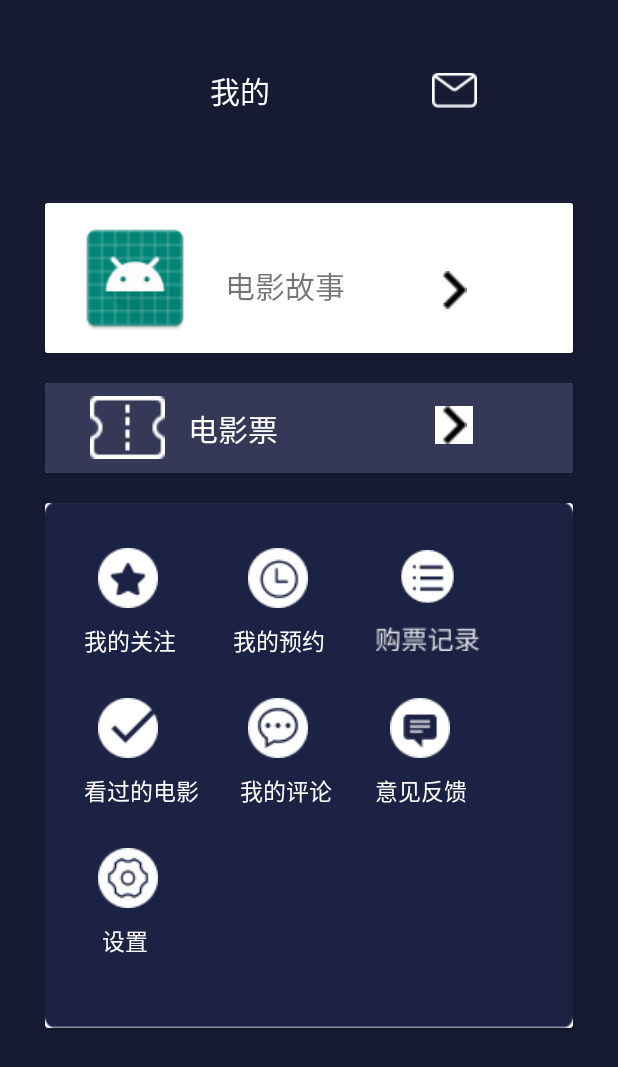
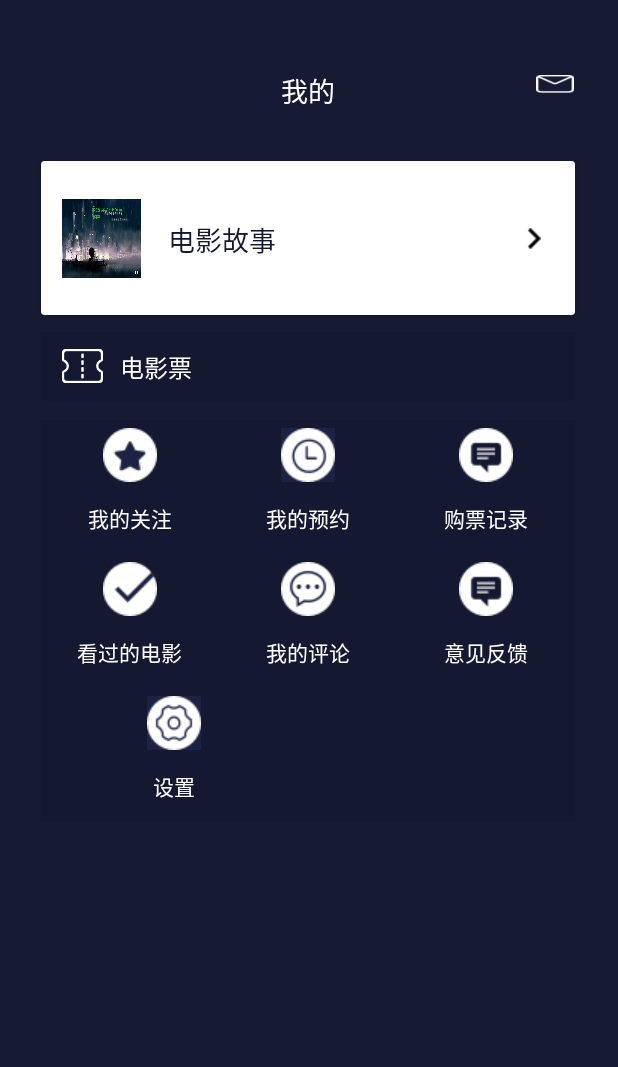
Before and after one commit to yangjingyuy/Dimensionsofthefilm, an Android app: the fragment MyFragment shown on its own in the app's theme, on a phone screen of 412 x 824 dp. Shown: the top 1067 px of the screen. Run offline under Robolectric (Android 15) with nearby library versions, the phone set to English and light mode, and no system bars; our stand-ins replace ButterKnife; network calls fail.

Commit message:
布局ui

```diff
--- a/app/src/main/java/com/bawei/dimensionsofthefilm/fragment/MyFragment.java
+++ b/app/src/main/java/com/bawei/dimensionsofthefilm/fragment/MyFragment.java
@@ -2,6 +2,8 @@ package com.bawei.dimensionsofthefilm.fragment;
 
 
 import android.content.Intent;
+import android.os.Bundle;
+import android.support.v7.widget.CardView;
 import android.view.LayoutInflater;
 import android.view.View;
 import android.view.ViewGroup;
@@ -21,6 +23,7 @@ import com.bawei.dimensionsofthefilm.view.YijActivity;
 import com.bawei.dimensionsofthefilm.view.YuyueActivity;
 
 import butterknife.BindView;
+import butterknife.ButterKnife;
 import butterknife.OnClick;
 import butterknife.Unbinder;
 
@@ -53,6 +56,9 @@ public class MyFragment extends BaseFragmente {
     @BindView(R.id.denglu)
     ImageView denglu;
     Unbinder unbinder2;
+    @BindView(R.id.denglu1)
+    CardView denglu1;
+    Unbinder unbinder3;
     private View view;
     private RelativeLayout relativeLayout;
     private Intent intent7;
@@ -61,6 +67,7 @@ public class MyFragment extends BaseFragmente {
     @Override
     public View getLayoutID(LayoutInflater inflater, ViewGroup container) {
         view = inflater.inflate(R.layout.my_layout, null, false);
+
         return view;
 
 
@@ -74,7 +81,7 @@ public class MyFragment extends BaseFragmente {
     }
 
 
-    @OnClick({R.id.gz, R.id.yuyue, R.id.goupiao, R.id.kanguo, R.id.pinglun, R.id.yij, R.id.shezhi,R.id.denglu})
+    @OnClick({R.id.gz, R.id.yuyue, R.id.goupiao, R.id.kanguo, R.id.pinglun, R.id.yij, R.id.shezhi, R.id.denglu,R.id.denglu1})
     public void onClick(View view) {
         switch (view.getId()) {
             case R.id.gz:
@@ -116,15 +123,30 @@ public class MyFragment extends BaseFragmente {
                 break;
 
             case R.id.denglu:
-               Intent  intent7 = new Intent(getContext(), DengluActivity.class);
+                Intent intent7 = new Intent(getContext(), DengluActivity.class);
                 startActivity(intent7);
                 break;
+            case R.id.denglu1:
+                Intent intent8 = new Intent(getContext(), DengluActivity.class);
+                startActivity(intent8);
 
+                break;
 
         }
     }
 
 
+    @Override
+    public View onCreateView(LayoutInflater inflater, ViewGroup container, Bundle savedInstanceState) {
+        // TODO: inflate a fragment view
+        View rootView = super.onCreateView(inflater, container, savedInstanceState);
+        unbinder3 = ButterKnife.bind(this, rootView);
+        return rootView;
+    }
 
-
+    @Override
+    public void onDestroyView() {
+        super.onDestroyView();
+        unbinder3.unbind();
+    }
 }
--- a/app/src/main/java/com/bawei/dimensionsofthefilm/fragment/YingyuanFragment.java
+++ b/app/src/main/java/com/bawei/dimensionsofthefilm/fragment/YingyuanFragment.java
@@ -42,7 +42,7 @@ public class YingyuanFragment extends BaseFragmente {
     public void initView() {
 
         guanzhuPresenter = new GuanzhuPresenter(new guanzhu());
-        guanzhuPresenter.guanzhu(13775, "157352298065713775", 1, 5);
+        guanzhuPresenter.guanzhu(13775, "157381729997513775", 1, 5);
 
         linearLayoutManager = new LinearLayoutManager(getContext());
           guanzhurecyview.setLayoutManager(linearLayoutManager);
--- a/app/src/main/res/layout/my_layout.xml
+++ b/app/src/main/res/layout/my_layout.xml
@@ -1,5 +1,5 @@
 <?xml version="1.0" encoding="utf-8"?>
-<LinearLayout xmlns:android="http://schemas.android.com/apk/res/android"
+<RelativeLayout xmlns:android="http://schemas.android.com/apk/res/android"
     android:layout_width="match_parent"
     android:orientation="vertical"
     android:background="#161B33"
@@ -9,243 +9,311 @@
     >
 
     <RelativeLayout
-        android:layout_width="match_parent"
-        android:layout_height="100dp"
-        android:orientation="vertical"
+        android:layout_width="@dimen/dp_360"
+        android:layout_height="@dimen/dp_153"
+        android:orientation="horizontal"
 
-        android:layout_marginTop="15dp"
+        android:background="#161B33"
         >
         <TextView
-            android:layout_width="wrap_content"
-            android:layout_height="wrap_content"
+            android:layout_width="@dimen/sp_32"
+            android:layout_height="@dimen/sp_22"
+
             android:text="我的"
-            android:textSize="20sp"
+            android:gravity="center"
+            android:textSize="@dimen/sp_16"
             android:textColor="#fff"
-            android:layout_marginLeft="140sp"
-            android:layout_marginTop="30dp"
+            android:layout_marginLeft="@dimen/dp_164"
+            android:layout_marginTop="@dimen/dp_41"
             />
         <ImageView
-            android:layout_width="30dp"
-            android:layout_height="30dp"
-            android:src="@mipmap/xinxi"
-            android:layout_marginLeft="288dp"
-            android:layout_marginTop="30dp"
+            android:layout_width="@dimen/dp_22"
+            android:layout_height="12dp"
+            android:background="@drawable/xinxi"
+            android:layout_marginLeft="@dimen/dp_313"
+            android:layout_marginTop="@dimen/dp_44"
+
             />
     </RelativeLayout>
 
 
     <android.support.v7.widget.CardView
-        android:layout_width="match_parent"
-        android:layout_height="100dp"
-        android:layout_marginTop="20dp"
-        android:layout_marginLeft="30dp"
-        android:layout_marginRight="30dp"
-        >
-        <RelativeLayout
-            android:layout_width="match_parent"
-            android:layout_height="match_parent"
-            android:background="#fff"
-            >
+        android:id="@+id/denglu1"
+        android:layout_marginLeft="@dimen/dp_24"
+        android:layout_width="@dimen/dp_312"
+        android:layout_height="@dimen/dp_90"
+        android:layout_gravity="center"
+        android:layout_marginTop="@dimen/dp_94">
+
+
+
+
         <ImageView
             android:id="@+id/denglu"
-                android:layout_width="80dp"
-                android:layout_height="80dp"
-                android:background="@mipmap/ic_launcher"
-                android:layout_centerVertical="true"
-                android:layout_marginLeft="20dp"
-                />
-            <TextView
-                android:layout_width="wrap_content"
-                android:layout_height="wrap_content"
-                android:text="电影故事"
-                android:layout_marginLeft="120sp"
-                android:layout_marginTop="40sp"
-                android:textSize="20sp"
-                />
-            <ImageView
-                android:layout_width="25dp"
-                android:layout_height="25dp"
-                android:layout_marginLeft="260dp"
-                android:layout_marginTop="45dp"
-                android:src="@mipmap/shape"
-                />
-        </RelativeLayout>
-    </android.support.v7.widget.CardView>
+            android:layout_width="@dimen/dp_46"
+            android:layout_height="@dimen/dp_46"
+            android:background="@mipmap/ww"
 
-    <android.support.v7.widget.CardView
-        android:layout_width="match_parent"
-        android:layout_height="60dp"
-        android:layout_marginTop="20sp"
-        android:layout_marginLeft="30dp"
-        android:layout_marginRight="30dp"
-
-        >
-        <RelativeLayout
-            android:background="#353856"
-            android:layout_width="match_parent"
-            android:layout_height="match_parent"
-
-            >
-            <ImageView
-                android:layout_width="50dp"
-                android:layout_height="50dp"
-                android:layout_centerVertical="true"
-                android:layout_marginLeft="30dp"
-                android:src="@mipmap/wodedianyingpiao"
+            android:layout_marginLeft="@dimen/dp_12"
+            android:layout_marginTop="@dimen/dp_22"
 
             />
         <TextView
-                android:layout_width="wrap_content"
-                android:layout_height="wrap_content"
-                android:text="电影票"
-                android:textSize="20sp"
-                android:layout_marginLeft="95sp"
-                android:layout_marginTop="15sp"
-                android:textColor="#fff"
+            android:layout_width="@dimen/dp_64"
+            android:layout_height="@dimen/dp_22"
+            android:text="电影故事"
+            android:layout_marginLeft="@dimen/dp_74"
+            android:layout_marginTop="@dimen/sp_34"
+            android:textColor="#141931"
+            android:textSize="@dimen/sp_16"
             />
         <ImageView
-                android:layout_width="25dp"
-                android:layout_height="25dp"
-                android:layout_marginLeft="260dp"
-                android:layout_marginTop="15dp"
-                android:background="#fff"
-                android:src="@mipmap/shape"
-                />
-        </RelativeLayout>
+            android:id="@+id/sz"
+            android:background="@drawable/sf"
+            android:layout_marginTop="@dimen/dp_39"
+            android:layout_marginLeft="@dimen/dp_284"
+            android:layout_width="@dimen/dp_8"
+            android:layout_height="@dimen/dp_12" />
+
     </android.support.v7.widget.CardView>
 
 
-    <android.support.v7.widget.CardView
-        android:layout_width="match_parent"
-        android:layout_height="350dp"
-        android:layout_marginTop="20dp"
-        android:layout_marginLeft="30dp"
-        android:layout_marginRight="30dp"
+    <RelativeLayout
+        android:id="@+id/guanzhu"
+        android:layout_width="@dimen/dp_312"
+        android:layout_height="@dimen/dp_40"
+        android:layout_marginLeft="@dimen/dp_24"
+        android:layout_gravity="center"
+        android:layout_marginTop="@dimen/dp_194"
+        android:background="#141931"
         >
-        <RelativeLayout
-            android:background="@mipmap/kong2"
-            android:layout_width="match_parent"
-            android:id="@+id/guanzhu"
-            android:layout_height="match_parent">
 
-            <ImageView
+        <TextView
+            android:layout_width="@dimen/dp_42"
+            android:layout_height="@dimen/dp_20"
+            android:text="电影票"
+            android:gravity="center"
+            android:textSize="@dimen/sp_14"
+            android:layout_marginLeft="@dimen/dp_46"
+            android:layout_marginTop="@dimen/dp_10"
+            android:textColor="#fff"
 
-                android:layout_width="40dp"
-                android:clickable="true"
-                android:id="@+id/gz"
-                android:layout_height="40dp"
-                android:layout_marginLeft="35dp"
-                android:layout_marginTop="30dp"
-                android:src="@mipmap/group_2" />
-            <TextView
-                android:layout_width="wrap_content"
-                android:layout_height="wrap_content"
-                android:layout_marginLeft="26dp"
-                android:layout_marginTop="80dp"
-                android:text="我的关注"
-
-                android:textColor="#fff"
-                android:textSize="15sp"
             />
         <ImageView
-                android:layout_width="40dp"
-                android:layout_height="40dp"
-                android:id="@+id/yuyue"
-                android:src="@mipmap/group_4"
-                android:layout_marginTop="30dp"
-                android:layout_marginLeft="135dp"
-                />
-            <TextView
-                android:layout_width="wrap_content"
-                android:layout_height="wrap_content"
-                android:layout_marginLeft="125dp"
-                android:layout_marginTop="80dp"
-                android:text="我的预约"
-                android:textColor="#fff"
-                android:textSize="15sp"
-                />
+            android:layout_width="@dimen/dp_24"
+            android:layout_height="@dimen/dp_20"
 
-            <ImageView
-                android:layout_width="70dp"
-                android:layout_height="70dp"
-                android:id="@+id/goupiao"
-                android:src="@mipmap/invalid_name"
-                android:layout_marginTop="30dp"
+            android:layout_marginLeft="@dimen/dp_12"
+            android:background="@drawable/wode"
+            android:layout_marginTop="@dimen/dp_10"
 
-                android:layout_marginLeft="220dp"
             />
 
 
+    </RelativeLayout>
+
+
+
+
+    <LinearLayout
+        android:layout_width="@dimen/dp_312"
+        android:layout_height="@dimen/dp_235"
+        android:layout_gravity="center"
+        android:layout_marginLeft="@dimen/dp_24"
+        android:layout_marginTop="@dimen/dp_245"
+        android:background="#141931"
+        android:orientation="vertical"
+        >
+
+
+        <LinearLayout
+            android:layout_width="match_parent"
+            android:layout_height="0dp"
+            android:layout_weight="1"
+            >
+
+            <LinearLayout
+                android:layout_width="0dp"
+                android:layout_height="match_parent"
+                android:layout_weight="1"
+                android:gravity="center"
+                android:orientation="vertical"
+                >
+                <ImageView
+                    android:layout_width="wrap_content"
+                    android:layout_height="wrap_content"
+                    android:layout_marginTop="5dp"
+                    android:id="@+id/gz"
+                    android:src="@drawable/wd1"
+                    />
+
+                <TextView
+                    android:layout_width="wrap_content"
+                    android:layout_height="match_parent"
+                    android:gravity="center"
+                    android:text="我的关注"
+                    android:textColor="#fff" />
+            </LinearLayout>
+
+
+            <LinearLayout
+                android:layout_width="0dp"
+                android:layout_height="match_parent"
+                android:layout_weight="1"
+                android:gravity="center"
+                android:orientation="vertical">
+
+                <ImageView
+                    android:layout_width="wrap_content"
+                    android:layout_height="wrap_content"
+                    android:layout_marginTop="5dp"
+                    android:id="@+id/yuyue"
+                    android:src="@drawable/wd2" />
+
+                <TextView
+                    android:layout_width="wrap_content"
+                    android:layout_height="match_parent"
+                    android:gravity="center"
+                    android:text="我的预约"
+                    android:textColor="#fff" />
+
+            </LinearLayout>
+
+            <LinearLayout
+                android:layout_width="0dp"
+                android:layout_height="match_parent"
+                android:layout_weight="1"
+                android:gravity="center"
+                android:orientation="vertical">
+
+                <ImageView
+                    android:layout_width="wrap_content"
+                    android:layout_height="wrap_content"
+                    android:layout_marginTop="5dp"
+                    android:id="@+id/goupiao"
+                    android:src="@drawable/wd3" />
+
+                <TextView
+                    android:layout_width="wrap_content"
+                    android:layout_height="match_parent"
+                    android:gravity="center"
+                    android:text="购票记录"
+                    android:textColor="#fff" />
+
+            </LinearLayout>
+
+
+        </LinearLayout>
+        <LinearLayout
+            android:layout_width="match_parent"
+            android:layout_height="0dp"
+            android:layout_weight="1">
+
+            <LinearLayout
+                android:layout_width="0dp"
+                android:layout_height="match_parent"
+                android:layout_weight="1"
+                android:gravity="center"
+                android:orientation="vertical">
+
                 <ImageView
                     android:id="@+id/kanguo"
-                android:layout_width="40dp"
-                android:layout_height="40dp"
-                android:src="@mipmap/chongzhijilu"
-                android:layout_marginTop="130dp"
-                android:layout_marginLeft="35dp"
-                />
+                    android:layout_width="wrap_content"
+                    android:layout_height="wrap_content"
+                    android:layout_marginTop="5dp"
+                    android:src="@drawable/mwd1" />
+
                 <TextView
                     android:layout_width="wrap_content"
+                    android:layout_height="match_parent"
+                    android:gravity="center"
+                    android:text="看过的电影"
+                    android:textColor="#fff" />
+
+            </LinearLayout>
+            <LinearLayout
+                android:layout_width="0dp"
+                android:layout_height="match_parent"
+                android:layout_weight="1"
+                android:gravity="center"
+                android:orientation="vertical">
+
+                <ImageView
+                    android:layout_width="wrap_content"
                     android:layout_height="wrap_content"
-                android:layout_marginLeft="26dp"
-                android:layout_marginTop="180dp"
-                android:textColor="#fff"
-                android:text="看过的电影"
-                android:textSize="15sp"
-                />
-            <ImageView
+                    android:layout_marginTop="5dp"
                     android:id="@+id/pinglun"
-                android:layout_width="40dp"
-                android:layout_height="40dp"
-                android:src="@mipmap/group_3"
-                android:layout_marginTop="130dp"
-                android:layout_marginLeft="135dp"
-                />
+                    android:src="@drawable/mwd2" />
+
                 <TextView
                     android:layout_width="wrap_content"
-                android:layout_height="wrap_content"
-                android:layout_marginLeft="130dp"
-                android:layout_marginTop="180dp"
-                android:textColor="#fff"
+                    android:layout_height="match_parent"
+                    android:gravity="center"
                     android:text="我的评论"
-                android:textSize="15sp"
-                />
+                    android:textColor="#fff" />
+
+            </LinearLayout>
+
+            <LinearLayout
+                android:layout_width="0dp"
+                android:layout_height="match_parent"
+                android:layout_weight="1"
+                android:gravity="center"
+                android:orientation="vertical">
 
                 <ImageView
                     android:id="@+id/yij"
-                android:layout_width="40dp"
-                android:layout_height="40dp"
-                android:src="@mipmap/yijianfankui_01"
-                android:layout_marginTop="130dp"
 
-                android:layout_marginLeft="230dp"
-                />
+                    android:layout_width="wrap_content"
+                    android:layout_height="wrap_content"
+                    android:layout_marginTop="5dp"
+                    android:src="@drawable/mwd3" />
+
                 <TextView
                     android:layout_width="wrap_content"
+                    android:layout_height="match_parent"
+                    android:gravity="center"
+                    android:text="意见反馈"
+                    android:textColor="#fff" />
+
+            </LinearLayout>
+
+        </LinearLayout>
+
+        <LinearLayout
+            android:layout_width="match_parent"
+            android:layout_height="0dp"
+            android:layout_weight="1">
+
+            <LinearLayout
+                android:layout_width="0dp"
+                android:layout_height="match_parent"
+                android:layout_weight="1"
+                android:gravity="center"
+                android:orientation="vertical">
+
+                <ImageView
+                    android:layout_width="wrap_content"
                     android:layout_height="wrap_content"
-                android:layout_marginLeft="220dp"
-                android:layout_marginTop="180dp"
-                android:textColor="#fff"
-                android:text="意见反馈"
-                android:textSize="15sp"
-                />
-            <ImageView
+                    android:layout_marginTop="5dp"
                     android:id="@+id/shezhi"
-                android:layout_width="40dp"
-                android:layout_height="40dp"
-                android:src="@mipmap/name"
-                android:layout_marginTop="230dp"
-                android:layout_marginLeft="35dp"
-                />
+                    android:src="@drawable/mmwd1" />
+
                 <TextView
                     android:layout_width="wrap_content"
-                android:layout_height="wrap_content"
-                android:layout_marginLeft="38dp"
-                android:layout_marginTop="280dp"
-                android:textColor="#fff"
+                    android:layout_height="match_parent"
+                    android:gravity="center"
                     android:text="设置"
-                android:textSize="15sp"
-                />
+                    android:textColor="#fff" />
+
+            </LinearLayout>
+            <LinearLayout
+                android:layout_width="0dp"
+                android:layout_height="match_parent"
+                android:layout_weight="1"
+                android:gravity="center"
+                android:orientation="vertical"></LinearLayout>
+
+        </LinearLayout>
+    </LinearLayout>
 </RelativeLayout>
-    </android.support.v7.widget.CardView>
-</LinearLayout>
```
Also changed, not shown: app/src/main/java/com/bawei/dimensionsofthefilm/view/DengluActivity.java (+9 -4 lines), app/src/main/res/layout/activity_xiang.xml (+26 -26 lines), app/src/main/res/layout/yypingj_layout.xml (+71 -22 lines), app/src/main/res/layout/yyxiaingqing_layout.xml (+27 -21 lines), app/src/main/res/drawable/dianzan_1.png (added), app/src/main/res/drawable/mmwd1.png (added), app/src/main/res/drawable/mwd1.png (added), app/src/main/res/drawable/mwd2.png (added), app/src/main/res/drawable/mwd3.png (added), app/src/main/res/drawable/sf.png (added), app/src/main/res/drawable/wd1.png (added), app/src/main/res/drawable/wd2.png (added), app/src/main/res/drawable/wd3.png (added), app/src/main/res/drawable/wode.png (added), 3 more files. Lines whose indentation alone changed are shown as unchanged.
